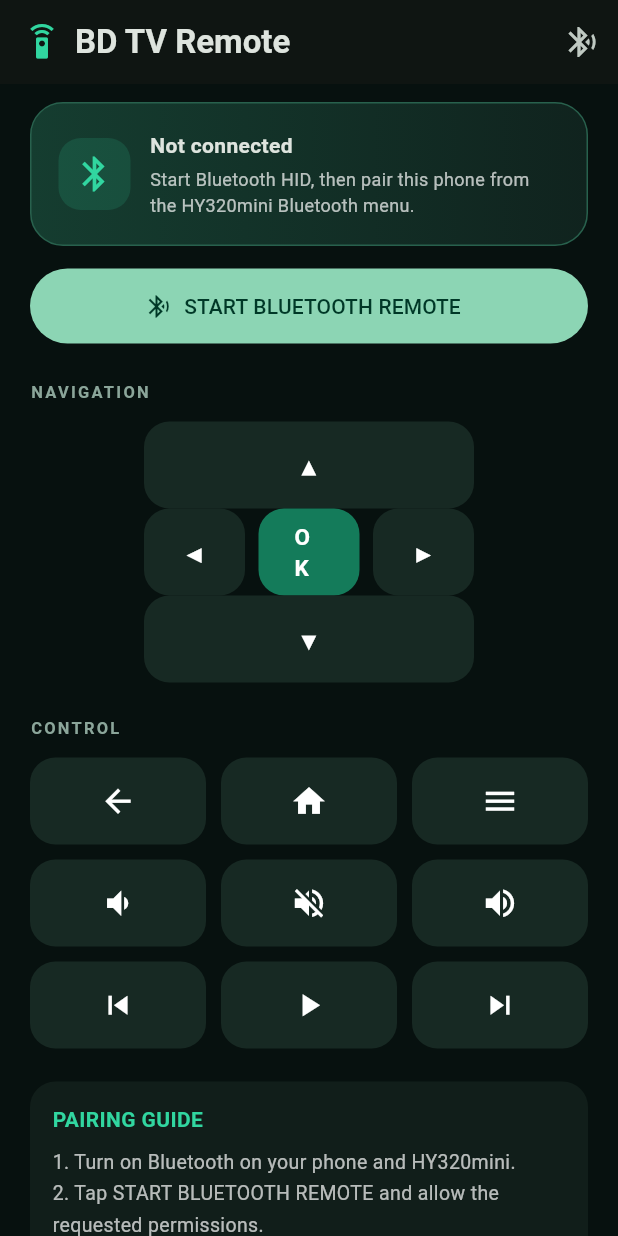
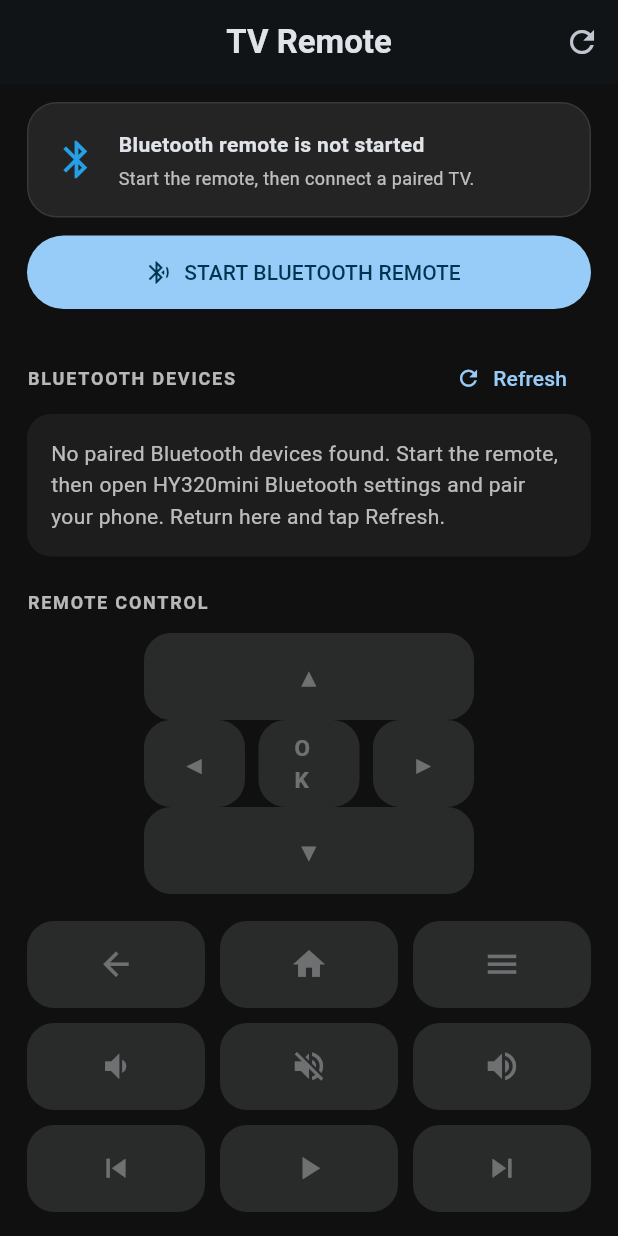
Before and after one commit to bdcricketscorer/Bluetooth-Remote-, a Flutter app: the screen it shows after launch, on a phone screen of 412 x 824 dp. Run offline on Flutter 3.47's test engine with Material 3 defaults, Android fonts, the phone set to English and light mode, and no system bars.

Commit message:
Add paired TV list and explicit HID reconnect controls

```diff
--- a/lib/main.dart
+++ b/lib/main.dart
@@ -6,14 +6,15 @@ void main() => runApp(const BluetoothRemoteApp());
 
 class BluetoothRemoteApp extends StatelessWidget {
   const BluetoothRemoteApp({super.key});
+
   @override
   Widget build(BuildContext context) => MaterialApp(
     debugShowCheckedModeBanner: false,
-    title: 'BD Bluetooth TV Remote',
+    title: 'Bluetooth Remote',
     theme: ThemeData(
       brightness: Brightness.dark,
-      colorScheme: ColorScheme.fromSeed(seedColor: const Color(0xFF31D6A0), brightness: Brightness.dark),
-      scaffoldBackgroundColor: const Color(0xFF07110F),
+      colorScheme: ColorScheme.fromSeed(seedColor: const Color(0xFF269FE5), brightness: Brightness.dark),
+      scaffoldBackgroundColor: const Color(0xFF101010),
       useMaterial3: true,
     ),
     home: const RemoteHome(),
@@ -28,15 +29,18 @@ class RemoteHome extends StatefulWidget {
 
 class _RemoteHomeState extends State<RemoteHome> {
   static const _bridge = MethodChannel('bd_remote/hid');
-  String _status = 'Not connected';
+  String _status = 'Bluetooth remote is not started';
   bool _ready = false;
   bool _busy = false;
+  bool _connected = false;
+  String _connectedName = '';
+  List<Map<String, dynamic>> _pairedDevices = [];
   Timer? _statusTimer;
-  bool _connected = false;
 
   @override
   void initState() {
     super.initState();
+    _refreshHidStatus();
     _statusTimer = Timer.periodic(const Duration(seconds: 2), (_) => _refreshHidStatus());
   }
 
@@ -50,27 +54,55 @@ class _RemoteHomeState extends State<RemoteHome> {
     try {
       final status = await _bridge.invokeMapMethod<String, dynamic>('getHidStatus');
       if (!mounted || status == null) return;
+      final devices = (status['pairedDevices'] as List<dynamic>? ?? [])
+          .map((e) => Map<String, dynamic>.from(e as Map))
+          .toList();
       final connected = status['connected'] == true;
-      if (connected != _connected) {
-        setState(() {
-          _connected = connected;
-          _ready = status['registered'] == true;
-          _status = connected ? 'Connected to ${status['device']?.toString().isNotEmpty == true ? status['device'] : 'HY320mini'}' : (_ready ? 'Remote ready. Pair this phone from the projector Bluetooth settings.' : 'Not connected');
-        });
-      }
-    } on PlatformException { }
+      final ready = status['registered'] == true;
+      final name = status['device']?.toString() ?? '';
+      setState(() {
+        _pairedDevices = devices;
+        _connected = connected;
+        _ready = ready;
+        _connectedName = name;
+        if (connected) {
+          _status = 'Connected to ${name.isNotEmpty ? name : 'TV'}';
+        } else if (ready) {
+          _status = 'Bluetooth ready — select a paired TV below';
+        } else if (!_busy) {
+          _status = 'Bluetooth remote is not started';
+        }
+      });
+    } on PlatformException catch (e) {
+      if (mounted && !_busy) setState(() => _status = e.message ?? 'Could not read Bluetooth status');
+    }
   }
 
-  Future<void> _connect() async {
-    setState(() { _busy = true; _status = 'Starting Bluetooth HID remote…'; });
+  Future<void> _startRemote() async {
+    setState(() { _busy = true; _status = 'Starting Bluetooth HID…'; });
     try {
       await _bridge.invokeMethod<String>('startHid');
       if (!mounted) return;
-      setState(() { _ready = true; _status = 'Remote is ready. Pair BD TV Remote from your projector Bluetooth settings.'; });
+      setState(() { _ready = true; _status = 'Bluetooth is ready. Checking paired TVs…'; });
       await _refreshHidStatus();
     } on PlatformException catch (e) {
-      if (!mounted) return;
-      setState(() { _ready = false; _status = e.message ?? 'Bluetooth HID could not start'; });
+      if (mounted) setState(() { _ready = false; _status = e.message ?? 'Bluetooth HID could not start'; });
+    } finally {
+      if (mounted) setState(() => _busy = false);
+    }
+  }
+
+  Future<void> _connectDevice(Map<String, dynamic> device) async {
+    final address = device['address']?.toString() ?? '';
+    if (address.isEmpty) return;
+    setState(() { _busy = true; _status = 'Connecting to ${device['name']}…'; });
+    try {
+      await _bridge.invokeMethod<bool>('connectDevice', {'address': address});
+      if (mounted) setState(() => _status = 'Connection request sent to ${device['name']}…');
+      await Future.delayed(const Duration(milliseconds: 700));
+      await _refreshHidStatus();
+    } on PlatformException catch (e) {
+      if (mounted) setState(() => _status = e.message ?? 'Connection failed');
     } finally {
       if (mounted) setState(() => _busy = false);
     }
@@ -78,57 +110,107 @@ class _RemoteHomeState extends State<RemoteHome> {
 
   Future<void> _key(int code) async {
     try { await _bridge.invokeMethod('sendKey', {'key': code}); }
-    on PlatformException catch (e) { if (mounted) setState(() => _status = e.message ?? 'Not paired with TV'); }
+    on PlatformException catch (e) { if (mounted) setState(() => _status = e.message ?? 'Not connected to TV'); }
   }
 
   Future<void> _consumer(int usage) async {
     try { await _bridge.invokeMethod('sendConsumer', {'usage': usage}); }
-    on PlatformException catch (e) { if (mounted) setState(() => _status = e.message ?? 'Not paired with TV'); }
+    on PlatformException catch (e) { if (mounted) setState(() => _status = e.message ?? 'Not connected to TV'); }
   }
 
   Widget _keyButton(String label, {int? key, int? usage, IconData? icon, Color? color, double height = 58}) {
     return SizedBox(height: height, child: FilledButton(
-      style: FilledButton.styleFrom(backgroundColor: color ?? const Color(0xFF172923), foregroundColor: Colors.white, shape: RoundedRectangleBorder(borderRadius: BorderRadius.circular(17))),
-      onPressed: () { if (key != null) _key(key); if (usage != null) _consumer(usage); },
+      style: FilledButton.styleFrom(
+        backgroundColor: color ?? const Color(0xFF242424),
+        foregroundColor: Colors.white,
+        shape: RoundedRectangleBorder(borderRadius: BorderRadius.circular(18)),
+      ),
+      onPressed: _connected ? () { if (key != null) _key(key); if (usage != null) _consumer(usage); } : null,
       child: icon != null ? Icon(icon, size: 25) : Text(label, style: const TextStyle(fontSize: 15, fontWeight: FontWeight.w600)),
     ));
+  }
+
+  Widget _pairedDeviceCard(Map<String, dynamic> device) {
+    final isConnected = device['connected'] == true;
+    final isConnecting = device['connecting'] == true;
+    final name = device['name']?.toString() ?? 'Bluetooth device';
+    return Card(
+      color: const Color(0xFF242424),
+      margin: const EdgeInsets.only(bottom: 9),
+      child: ListTile(
+        leading: const Icon(Icons.tv, color: Color(0xFF269FE5), size: 28),
+        title: Text(name, style: const TextStyle(fontWeight: FontWeight.w600)),
+        subtitle: Text(isConnected ? 'Connected' : (isConnecting ? 'Connecting…' : 'Paired device')),
+        trailing: isConnected
+            ? const Icon(Icons.check_circle, color: Color(0xFF42C77A))
+            : TextButton(
+                onPressed: (_busy || !_ready) ? null : () => _connectDevice(device),
+                child: const Text('CONNECT'),
+              ),
+      ),
+    );
   }
 
   @override
   Widget build(BuildContext context) {
     return Scaffold(
       appBar: AppBar(
-        title: const Row(children: [Icon(Icons.settings_remote, color: Color(0xFF31D6A0)), SizedBox(width: 10), Text('BD TV Remote', style: TextStyle(fontWeight: FontWeight.bold))]),
-        actions: [IconButton(onPressed: _connect, tooltip: 'Start Bluetooth Remote', icon: const Icon(Icons.bluetooth_searching))],
+        title: const Text('TV Remote', style: TextStyle(fontWeight: FontWeight.bold)),
+        centerTitle: true,
+        actions: [IconButton(onPressed: _refreshHidStatus, tooltip: 'Refresh devices', icon: const Icon(Icons.refresh))],
       ),
-      body: SafeArea(child: ListView(padding: const EdgeInsets.fromLTRB(20, 12, 20, 28), children: [
+      body: SafeArea(child: ListView(padding: const EdgeInsets.fromLTRB(18, 12, 18, 28), children: [
         Container(
-          padding: const EdgeInsets.all(18),
-          decoration: BoxDecoration(gradient: const LinearGradient(colors: [Color(0xFF153D30), Color(0xFF10231E)]), borderRadius: BorderRadius.circular(22), border: Border.all(color: const Color(0xFF28614D))),
+          padding: const EdgeInsets.all(17),
+          decoration: BoxDecoration(
+            color: const Color(0xFF242424),
+            borderRadius: BorderRadius.circular(20),
+            border: Border.all(color: _connected ? const Color(0xFF42C77A) : const Color(0xFF383838)),
+          ),
           child: Row(children: [
-            Container(width: 48, height: 48, decoration: BoxDecoration(color: const Color(0xFF31D6A0).withOpacity(.14), borderRadius: BorderRadius.circular(15)), child: const Icon(Icons.bluetooth, color: Color(0xFF31D6A0), size: 28)),
-            const SizedBox(width: 13), Expanded(child: Column(crossAxisAlignment: CrossAxisAlignment.start, children: [
+            Icon(_connected ? Icons.bluetooth_connected : Icons.bluetooth, color: _connected ? const Color(0xFF42C77A) : const Color(0xFF269FE5), size: 30),
+            const SizedBox(width: 13),
+            Expanded(child: Column(crossAxisAlignment: CrossAxisAlignment.start, children: [
               Text(_status, style: const TextStyle(fontWeight: FontWeight.bold)),
-              const SizedBox(height: 4), const Text('Start Bluetooth HID, then pair this phone from the HY320mini Bluetooth menu.', style: TextStyle(color: Colors.white70, fontSize: 12)),
+              const SizedBox(height: 4),
+              Text(_connected ? 'Remote controls are active.' : 'Start the remote, then connect a paired TV.', style: const TextStyle(color: Colors.white70, fontSize: 12)),
             ])),
-            if (_busy) const SizedBox(width: 20, height: 20, child: CircularProgressIndicator(strokeWidth: 2))
+            if (_busy) const SizedBox(width: 20, height: 20, child: CircularProgressIndicator(strokeWidth: 2)),
           ]),
         ),
-        const SizedBox(height: 15),
-        SizedBox(height: 50, child: FilledButton.icon(onPressed: _busy ? null : _connect, icon: const Icon(Icons.bluetooth_searching), label: const Text('START BLUETOOTH REMOTE'))),
-        const SizedBox(height: 24),
-        const Text('NAVIGATION', style: TextStyle(color: Color(0xFF8BA69A), letterSpacing: 1.5, fontSize: 11, fontWeight: FontWeight.bold)),
+        const SizedBox(height: 12),
+        SizedBox(height: 49, child: FilledButton.icon(
+          onPressed: _busy ? null : _startRemote,
+          icon: const Icon(Icons.bluetooth_searching),
+          label: Text(_ready ? 'RESTART BLUETOOTH REMOTE' : 'START BLUETOOTH REMOTE'),
+        )),
+        const SizedBox(height: 22),
+        Row(children: [
+          const Expanded(child: Text('BLUETOOTH DEVICES', style: TextStyle(color: Colors.white70, letterSpacing: 1.2, fontSize: 12, fontWeight: FontWeight.bold))),
+          TextButton.icon(onPressed: _refreshHidStatus, icon: const Icon(Icons.refresh, size: 17), label: const Text('Refresh')),
+        ]),
+        if (_pairedDevices.isEmpty)
+          Container(
+            padding: const EdgeInsets.all(16),
+            decoration: BoxDecoration(color: const Color(0xFF1D1D1D), borderRadius: BorderRadius.circular(16)),
+            child: const Text(
+              'No paired Bluetooth devices found. Start the remote, then open HY320mini Bluetooth settings and pair your phone. Return here and tap Refresh.',
+              style: TextStyle(color: Colors.white70, height: 1.5),
+            ),
+          )
+        else
+          ..._pairedDevices.map(_pairedDeviceCard),
+        const SizedBox(height: 22),
+        const Text('REMOTE CONTROL', style: TextStyle(color: Colors.white70, letterSpacing: 1.2, fontSize: 12, fontWeight: FontWeight.bold)),
         const SizedBox(height: 12),
         Center(child: SizedBox(width: 220, child: _keyButton('▲', key: 0x52, height: 58))),
         Center(child: SizedBox(width: 220, child: Row(children: [
           Expanded(child: _keyButton('◀', key: 0x50)), const SizedBox(width: 9),
-          Expanded(child: _keyButton('OK', key: 0x28, color: const Color(0xFF147B5A))), const SizedBox(width: 9),
+          Expanded(child: _keyButton('OK', key: 0x28, color: const Color(0xFF176FA5))), const SizedBox(width: 9),
           Expanded(child: _keyButton('▶', key: 0x4F)),
         ]))),
         Center(child: SizedBox(width: 220, child: _keyButton('▼', key: 0x51))),
-        const SizedBox(height: 22),
-        const Text('CONTROL', style: TextStyle(color: Color(0xFF8BA69A), letterSpacing: 1.5, fontSize: 11, fontWeight: FontWeight.bold)),
-        const SizedBox(height: 12),
+        const SizedBox(height: 18),
         Row(children: [
           Expanded(child: _keyButton('Back', key: 0x29, icon: Icons.arrow_back)),
           const SizedBox(width: 10), Expanded(child: _keyButton('Home', key: 0x4A, icon: Icons.home)),
@@ -146,14 +228,11 @@ class _RemoteHomeState extends State<RemoteHome> {
           const SizedBox(width: 10), Expanded(child: _keyButton('Play / Pause', usage: 0x00CD, icon: Icons.play_arrow)),
           const SizedBox(width: 10), Expanded(child: _keyButton('Next', usage: 0x00B5, icon: Icons.skip_next)),
         ]),
-        const SizedBox(height: 22),
-        Container(padding: const EdgeInsets.all(15), decoration: BoxDecoration(color: const Color(0xFF111E1A), borderRadius: BorderRadius.circular(17)), child: const Column(crossAxisAlignment: CrossAxisAlignment.start, children: [
-          Text('PAIRING GUIDE', style: TextStyle(fontWeight: FontWeight.bold, color: Color(0xFF31D6A0))),
-          SizedBox(height: 8),
-          Text('1. Turn on Bluetooth on your phone and HY320mini.\n2. Tap START BLUETOOTH REMOTE and allow the requested permissions.\n3. On HY320mini, open Settings → Bluetooth / Remotes & Accessories.\n4. Select BD TV Remote (or your phone name) to pair.\n5. When connected, use the buttons below.', style: TextStyle(height: 1.6, color: Colors.white70, fontSize: 13)),
-          SizedBox(height: 8),
-          Text('Note: Your phone must support Bluetooth HID Device mode and the TV must accept Bluetooth keyboards. Power and some TV-specific keys may not be supported.', style: TextStyle(color: Colors.white54, fontSize: 11, height: 1.5)),
-        ])),
+        const SizedBox(height: 20),
+        const Text(
+          'First-time pairing: start the remote and approve the discoverable prompt. On HY320mini, open Bluetooth settings and pair with “Bluetooth Remote”. Once paired, select the TV from the device list above.',
+          style: TextStyle(color: Colors.white54, fontSize: 12, height: 1.5),
+        ),
       ])),
     );
   }
```
